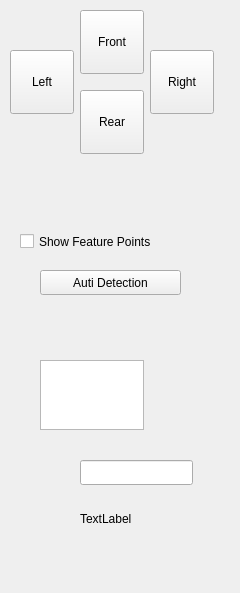
Before: the Qt Designer form control1.ui in free6d1823/NavmCal, drawn with Qt 5.
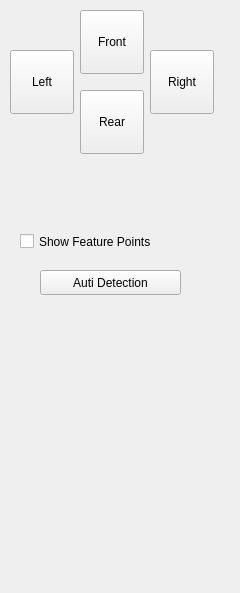
After: the same form once the commit is applied. Icons and pictures are not drawn.

Commit message: Control 1 OK

```diff
--- a/control1.ui
+++ b/control1.ui
@@ -18,7 +18,7 @@
   </property>
   <property name="minimumSize">
    <size>
-    <width>120</width>
+    <width>240</width>
     <height>500</height>
    </size>
   </property>
@@ -161,39 +161,6 @@
     <string>Auti Detection</string>
    </property>
   </widget>
-  <widget class="QPlainTextEdit" name="plainTextEdit">
-   <property name="geometry">
-    <rect>
-     <x>40</x>
-     <y>360</y>
-     <width>104</width>
-     <height>70</height>
-    </rect>
-   </property>
-  </widget>
-  <widget class="QLineEdit" name="lineEdit">
-   <property name="geometry">
-    <rect>
-     <x>80</x>
-     <y>460</y>
-     <width>113</width>
-     <height>25</height>
-    </rect>
-   </property>
-  </widget>
-  <widget class="QLabel" name="label">
-   <property name="geometry">
-    <rect>
-     <x>80</x>
-     <y>510</y>
-     <width>67</width>
-     <height>17</height>
-    </rect>
-   </property>
-   <property name="text">
-    <string>TextLabel</string>
-   </property>
-  </widget>
  </widget>
  <resources>
   <include location="images.qrc"/>
```
The commit also changes 23 other files.
